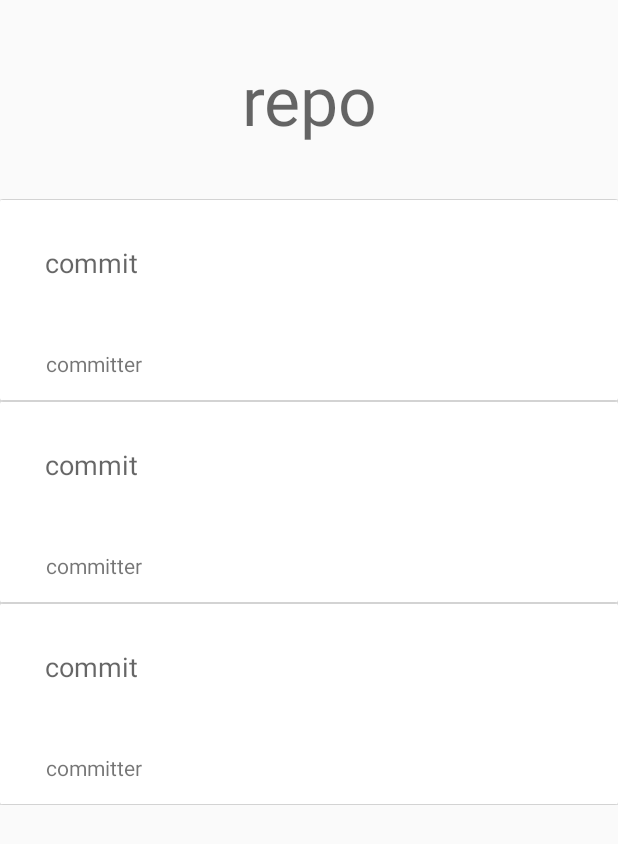
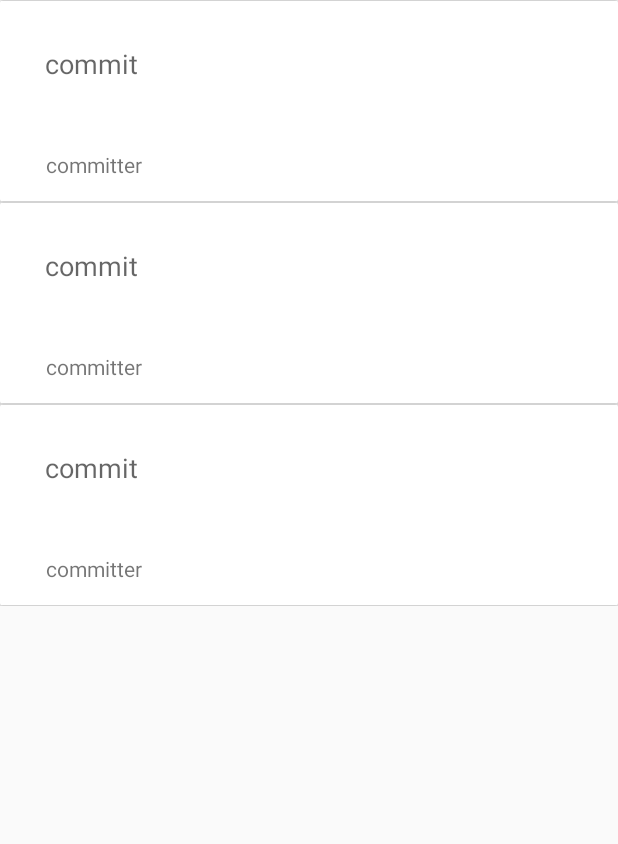
Before and after one commit to brhliluk/juicimo-github-app, an Android app: the layout detail_activity.xml on its own in the app's theme, with its tools: preview values and no code run, on a phone screen of 412 x 824 dp. Shown: the top 844 px of the screen. Run offline under Robolectric (Android 15) with nearby library versions, the phone set to English and light mode, and no system bars.

Commit message:
Action bar on DetailActivity

```diff
--- a/app/src/main/AndroidManifest.xml
+++ b/app/src/main/AndroidManifest.xml
@@ -25,7 +25,7 @@
         </activity>
         <activity android:name=".DetailActivity"
             android:label="GitHub/Inza"
-            android:theme="@style/AppTheme.NoActionBar"
+            android:theme="@style/AppTheme"
             android:parentActivityName=".MainActivity"/>
 
         <meta-data android:name="DATABASE" android:value="repositories.db" />
--- a/app/src/main/java/com/example/juicimo_github/MainActivity.kt
+++ b/app/src/main/java/com/example/juicimo_github/MainActivity.kt
@@ -24,12 +24,12 @@ class MainActivity : AppCompatActivity(), OnRepositoryItemClickListener {
 
     private lateinit var repositoryAdapter: ReposRecyclerAdapter
     val url = "https://api.github.com/users/Inza/repos"
-    var firstRun: Boolean = true
 
     override fun onCreate(savedInstanceState: Bundle?) {
 
         super.onCreate(savedInstanceState)
         setContentView(R.layout.activity_scrolling)
+
         setSupportActionBar(findViewById(R.id.toolbar))
         findViewById<CollapsingToolbarLayout>(R.id.toolbar_layout).title = "GitHub/Inza"
         findViewById<FloatingActionButton>(R.id.fab).setOnClickListener { view ->
--- a/app/src/main/res/layout/detail_activity.xml
+++ b/app/src/main/res/layout/detail_activity.xml
@@ -6,28 +6,14 @@
     android:layout_width="match_parent"
     android:layout_height="match_parent">
 
-    <TextView
-        android:id="@+id/detail_repo_name"
-        android:layout_width="0dp"
-        android:layout_height="wrap_content"
-        android:layout_marginTop="36dp"
-        android:text="@string/repo"
-        android:textAppearance="@style/TextAppearance.AppCompat.Display2"
-        android:textAlignment="center"
-        app:layout_constraintEnd_toEndOf="parent"
-        app:layout_constraintHorizontal_bias="0.0"
-        app:layout_constraintStart_toStartOf="parent"
-        app:layout_constraintTop_toTopOf="parent" />
-
     <androidx.recyclerview.widget.RecyclerView
         android:id="@+id/recycler_view"
         android:layout_width="match_parent"
         android:layout_height="wrap_content"
 
-        android:layout_marginTop="36dp"
         app:layout_behavior="@string/appbar_scrolling_view_behavior"
-        app:layout_constraintTop_toBottomOf="@+id/detail_repo_name"
+        app:layout_constraintTop_toTopOf="parent"
         tools:layout_editor_absoluteX="16dp"
-        tools:listitem="@layout/commit_item"/>
+        tools:listitem="@layout/commit_item" />
 
 </androidx.constraintlayout.widget.ConstraintLayout>
```
Also changed, not shown: app/src/main/java/com/example/juicimo_github/DetailActivity.kt (+16 -5 lines).
